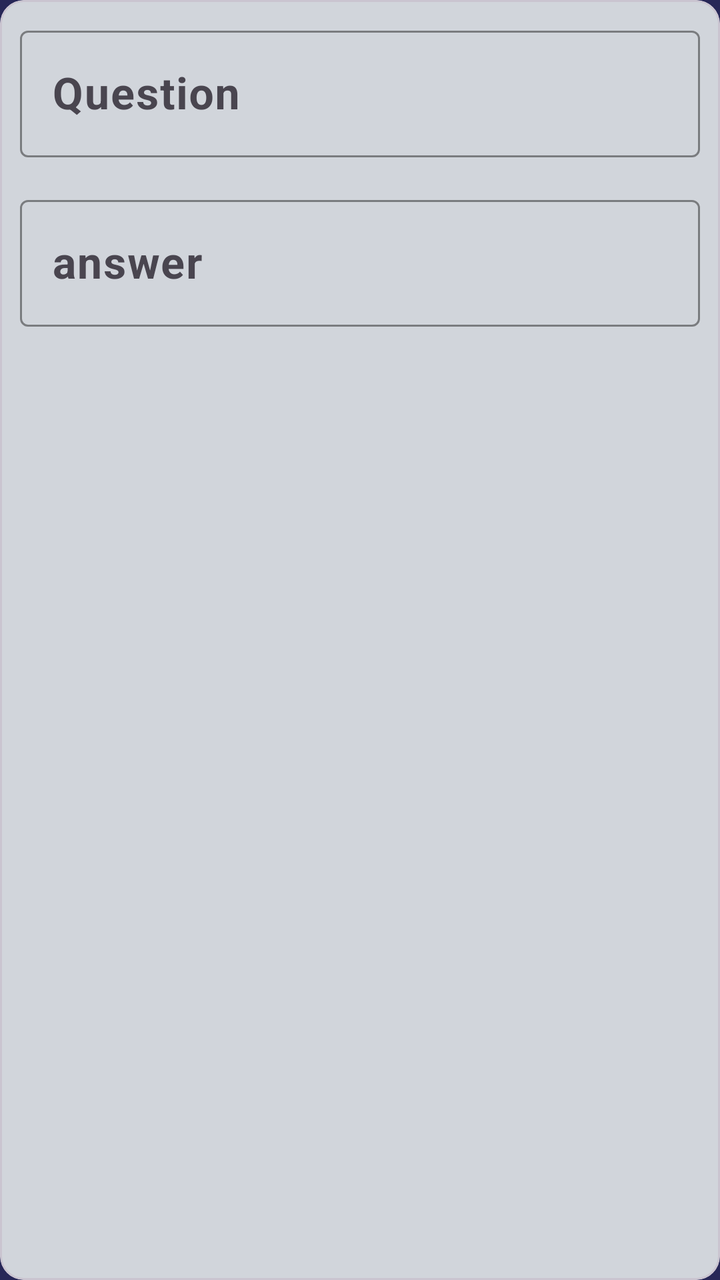
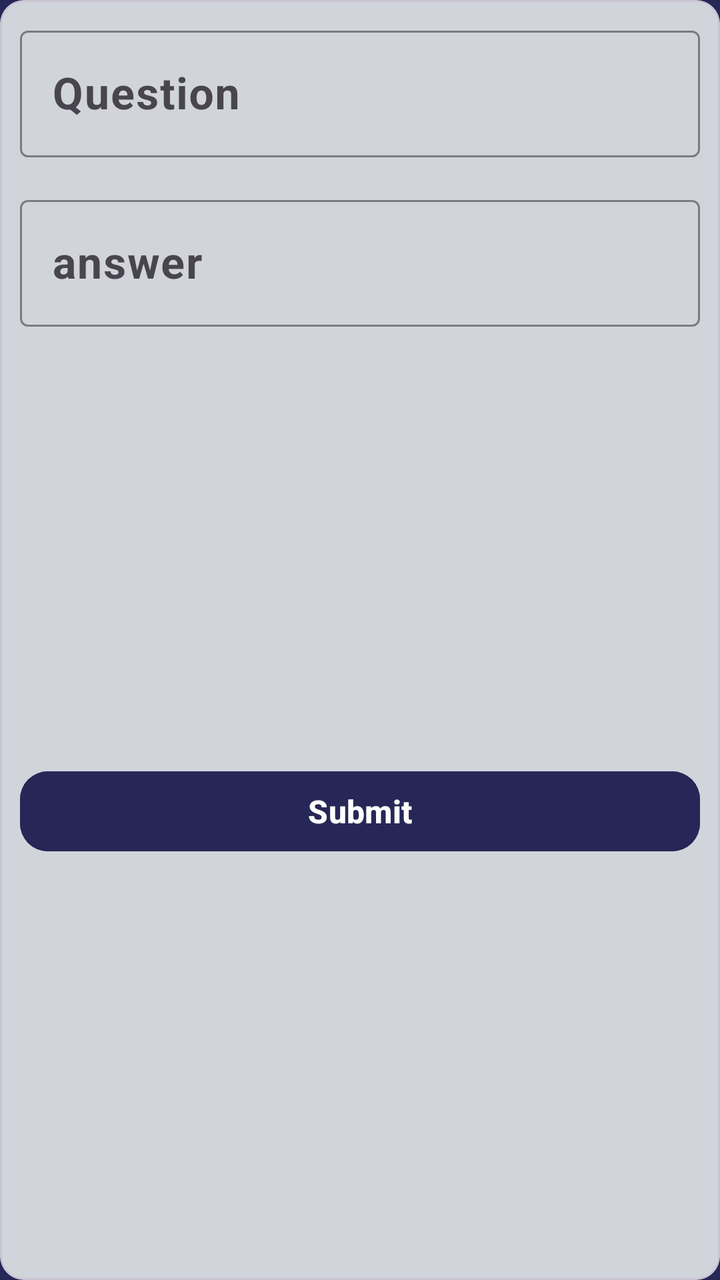

Before-and-after screenshots of an Android layout around one commit, followed by the original layout XML and the change that was made.
<!-- AndroidManifest.xml: application theme Theme.CodeAlpha_Task1 -->
<!-- res/layout/fragment_add.xml -->
<?xml version="1.0" encoding="utf-8"?>
<com.google.android.material.card.MaterialCardView xmlns:android="http://schemas.android.com/apk/res/android"
    xmlns:app="http://schemas.android.com/apk/res-auto"
    xmlns:tools="http://schemas.android.com/tools"
    android:layout_width="match_parent"
    android:layout_height="wrap_content"
    tools:context=".ui.AddFragment"
    android:backgroundTint="@color/soft_gray">

    <androidx.constraintlayout.widget.ConstraintLayout
        android:layout_width="match_parent"
        android:layout_height="match_parent"
        android:padding="10dp">

        <com.google.android.material.textfield.TextInputLayout
            android:id="@+id/question_edit_text_layout"
            android:layout_width="match_parent"
            android:layout_height="wrap_content"
            app:boxStrokeColor="@color/midnight_blue"
            app:hintTextColor="@color/midnight_blue">

            <EditText
                android:id="@+id/question_edit_text"
                android:layout_width="match_parent"
                android:layout_height="wrap_content"
                android:hint="Question"
                android:textSize="22sp"
                android:textStyle="bold"
                android:textColor="@color/midnight_blue"
                />
        </com.google.android.material.textfield.TextInputLayout>

        <com.google.android.material.textfield.TextInputLayout
            android:id="@+id/answer_edit_text_layout"
            android:layout_width="match_parent"
            android:layout_height="wrap_content"
            android:layout_marginTop="16dp"
            app:layout_constraintTop_toBottomOf="@id/question_edit_text_layout"
            app:boxStrokeColor="@color/midnight_blue"
            app:hintTextColor="@color/midnight_blue"
            >

            <EditText
                android:id="@+id/answer_edit_text"
                android:layout_width="match_parent"
                android:layout_height="wrap_content"
                android:hint="answer"
                android:textSize="22sp"
                android:textStyle="bold"
                android:textColor="@color/midnight_blue"
            />
        </com.google.android.material.textfield.TextInputLayout>
    </androidx.constraintlayout.widget.ConstraintLayout>


</com.google.android.material.card.MaterialCardView>
<!-- resources referenced by this layout -->
<resources>
  <color name="midnight_blue">#272757</color>
  <color name="soft_gray">#D1D5DB</color>
  <style name="Theme.CodeAlpha_Task1" parent="Base.Theme.CodeAlpha_Task1" />
  <style name="Base.Theme.CodeAlpha_Task1" parent="Theme.Material3.DayNight.NoActionBar">
          <item name="android:colorPrimary">@color/soft_gray</item>
          <item name="android:windowBackground">@color/midnight_blue</item>
      </style>
</resources>

<!-- the commit's change to res/layout/fragment_add.xml (unified diff, before → after) -->
@@ -50,6 +50,20 @@
                 android:textColor="@color/midnight_blue"
             />
         </com.google.android.material.textfield.TextInputLayout>
+
+        <com.google.android.material.button.MaterialButton
+            android:id="@+id/submit_button"
+            android:layout_width="match_parent"
+            android:layout_height="wrap_content"
+            android:backgroundTint="@color/midnight_blue"
+            android:text="Submit"
+            android:textStyle="bold"
+            android:textSize="16sp"
+            app:cornerRadius="14dp"
+            app:layout_constraintTop_toBottomOf="@id/answer_edit_text_layout"
+            app:layout_constraintBottom_toBottomOf="parent"
+            android:layout_marginTop="18dp"
+            />
     </androidx.constraintlayout.widget.ConstraintLayout>
 
 
